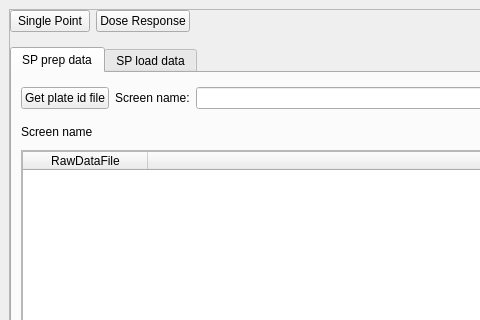
The window that frontend/assets/singlePointTab.ui (dahlbma/assayLoader) describes before a commit, drawn with Qt 5; both pictures show x 0 to 480 and y 0 to 320 of the 1158 by 605 pixel window.
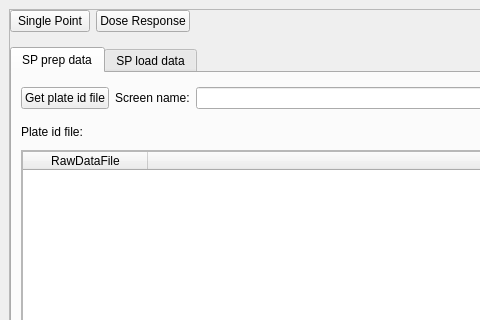
The same window after the commit.

Diff of the .ui file:
```diff
--- a/frontend/assets/singlePointTab.ui
+++ b/frontend/assets/singlePointTab.ui
@@ -284,7 +284,7 @@
                        </sizepolicy>
                       </property>
                       <property name="text">
-                       <string>Screen name</string>
+                       <string>Plate id file: </string>
                       </property>
                      </widget>
                     </item>
```
